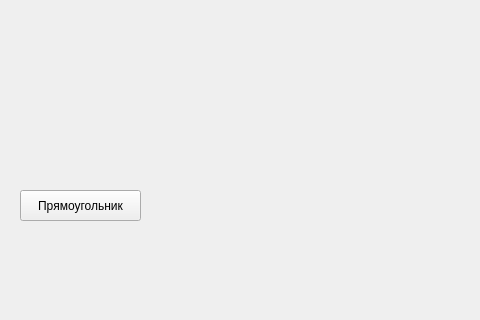
Above: mainwindow.ui from HXPPY228/lab1task2 before the change; both pictures show x 0 to 480 and y 580 to 900 of the 1200 by 900 pixel window. Below: the same form after it.
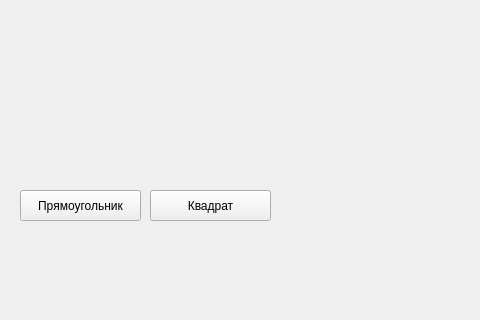
That is the form after the change.

```diff
--- a/mainwindow.ui
+++ b/mainwindow.ui
@@ -66,6 +66,19 @@
      <string/>
     </property>
    </widget>
+   <widget class="QPushButton" name="kvadrat">
+    <property name="geometry">
+     <rect>
+      <x>150</x>
+      <y>770</y>
+      <width>121</width>
+      <height>31</height>
+     </rect>
+    </property>
+    <property name="text">
+     <string>Квадрат</string>
+    </property>
+   </widget>
   </widget>
   <widget class="QMenuBar" name="menubar">
    <property name="geometry">
```
